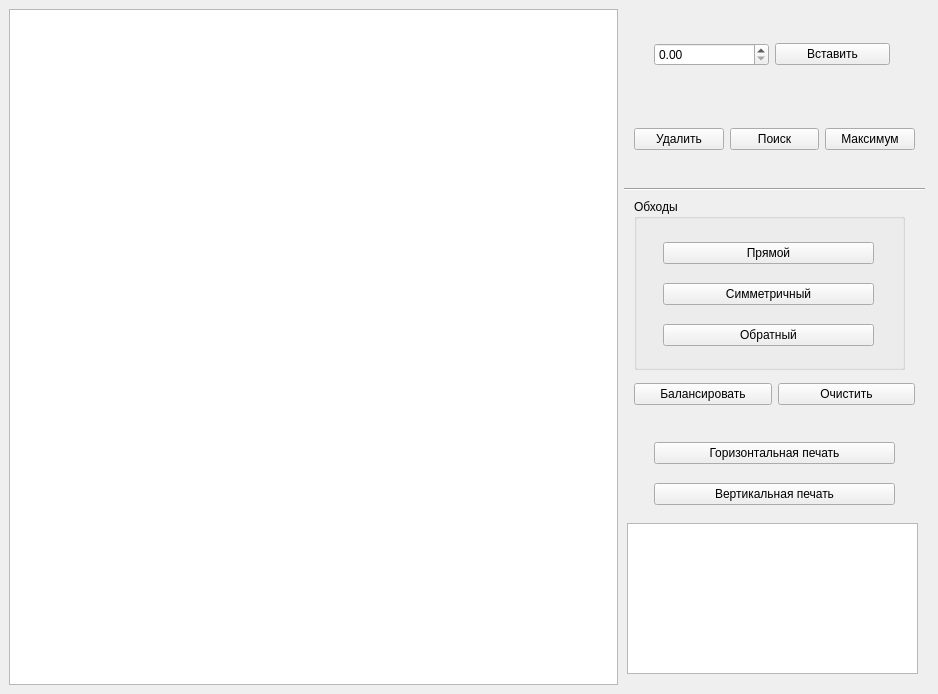
Above: src/ui/mainwindow.ui from Vasilevvyacheslav/DataStructures-BinaryTrees before the change. Below: the same form after it.
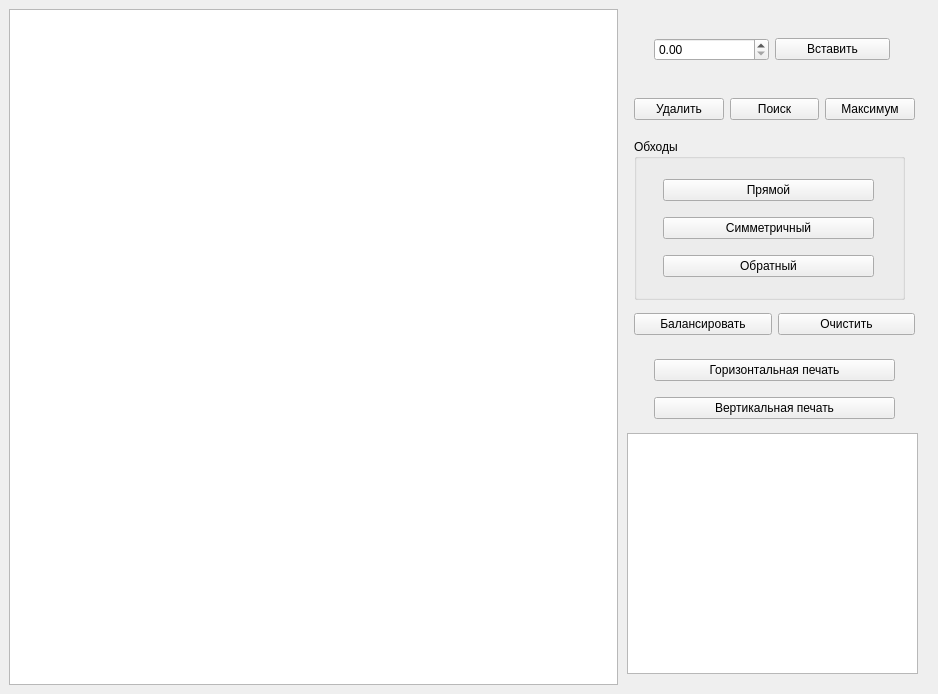
That is the form after the change.

Commit message: Изменил графический интерфейс

```diff
--- a/src/ui/mainwindow.ui
+++ b/src/ui/mainwindow.ui
@@ -30,7 +30,7 @@
              <x>30</x>
              <y>10</y>
              <width>236</width>
-             <height>71</height>
+             <height>61</height>
             </rect>
            </property>
            <layout class="QHBoxLayout" name="horizontalLayout_6">
@@ -50,9 +50,9 @@
            <property name="geometry">
             <rect>
              <x>10</x>
-             <y>90</y>
+             <y>70</y>
              <width>281</width>
-             <height>81</height>
+             <height>61</height>
             </rect>
            </property>
            <layout class="QHBoxLayout" name="horizontalLayout_7">
@@ -79,26 +79,13 @@
             </item>
            </layout>
           </widget>
-          <widget class="Line" name="line">
-           <property name="geometry">
-            <rect>
-             <x>0</x>
-             <y>170</y>
-             <width>301</width>
-             <height>20</height>
-            </rect>
-           </property>
-           <property name="orientation">
-            <enum>Qt::Orientation::Horizontal</enum>
-           </property>
-          </widget>
           <widget class="QGroupBox" name="groupBox">
            <property name="geometry">
             <rect>
              <x>10</x>
-             <y>190</y>
+             <y>130</y>
              <width>271</width>
-             <height>171</height>
+             <height>161</height>
             </rect>
            </property>
            <property name="title">
@@ -110,7 +97,7 @@
               <x>29</x>
               <y>30</y>
               <width>211</width>
-              <height>131</height>
+              <height>121</height>
              </rect>
             </property>
             <layout class="QVBoxLayout" name="verticalLayout_8">
@@ -142,9 +129,9 @@
            <property name="geometry">
             <rect>
              <x>3</x>
-             <y>514</y>
+             <y>424</y>
              <width>291</width>
-             <height>151</height>
+             <height>241</height>
             </rect>
            </property>
           </widget>
@@ -152,7 +139,7 @@
            <property name="geometry">
             <rect>
              <x>10</x>
-             <y>360</y>
+             <y>290</y>
              <width>281</width>
              <height>51</height>
             </rect>
@@ -178,9 +165,9 @@
            <property name="geometry">
             <rect>
              <x>30</x>
-             <y>420</y>
+             <y>340</y>
              <width>241</width>
-             <height>91</height>
+             <height>81</height>
             </rect>
            </property>
            <layout class="QVBoxLayout" name="verticalLayout_9">
```
